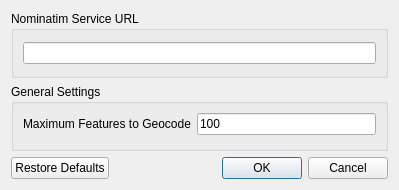
This is settings.ui in NationalSecurityAgency/qgis-bulk-nominatim as Qt 5 draws it before an edit. The edited form follows.
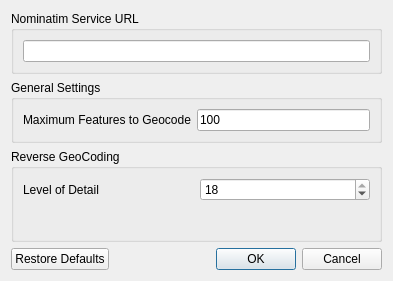
This is the edited form.

Commit message: Added reverse geocode highlighting

```diff
--- a/settings.ui
+++ b/settings.ui
@@ -6,8 +6,8 @@
    <rect>
     <x>0</x>
     <y>0</y>
-    <width>399</width>
-    <height>190</height>
+    <width>393</width>
+    <height>281</height>
    </rect>
   </property>
   <property name="windowTitle">
@@ -53,6 +53,49 @@
      </layout>
     </widget>
    </item>
+   <item>
+    <widget class="QGroupBox" name="groupBox_3">
+     <property name="title">
+      <string>Reverse GeoCoding</string>
+     </property>
+     <layout class="QVBoxLayout" name="verticalLayout_4">
+      <item>
+       <layout class="QHBoxLayout" name="horizontalLayout">
+        <item>
+         <widget class="QLabel" name="label_2">
+          <property name="text">
+           <string>Level of Detail</string>
+          </property>
+         </widget>
+        </item>
+        <item>
+         <widget class="QSpinBox" name="detailSpinBox">
+          <property name="maximum">
+           <number>18</number>
+          </property>
+          <property name="value">
+           <number>18</number>
+          </property>
+         </widget>
+        </item>
+       </layout>
+      </item>
+      <item>
+       <spacer name="verticalSpacer">
+        <property name="orientation">
+         <enum>Qt::Vertical</enum>
+        </property>
+        <property name="sizeHint" stdset="0">
+         <size>
+          <width>20</width>
+          <height>40</height>
+         </size>
+        </property>
+       </spacer>
+      </item>
+     </layout>
+    </widget>
+   </item>
    <item>
     <widget class="QDialogButtonBox" name="buttonBox">
      <property name="orientation">
```
The commit also changes 5 other files.
